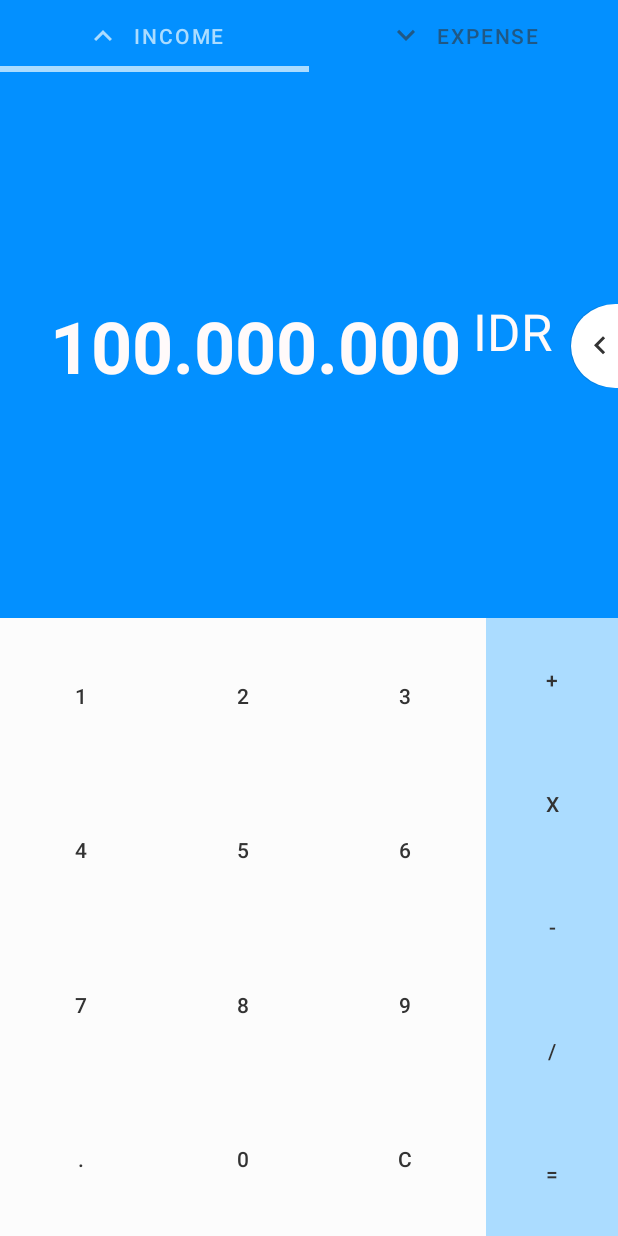
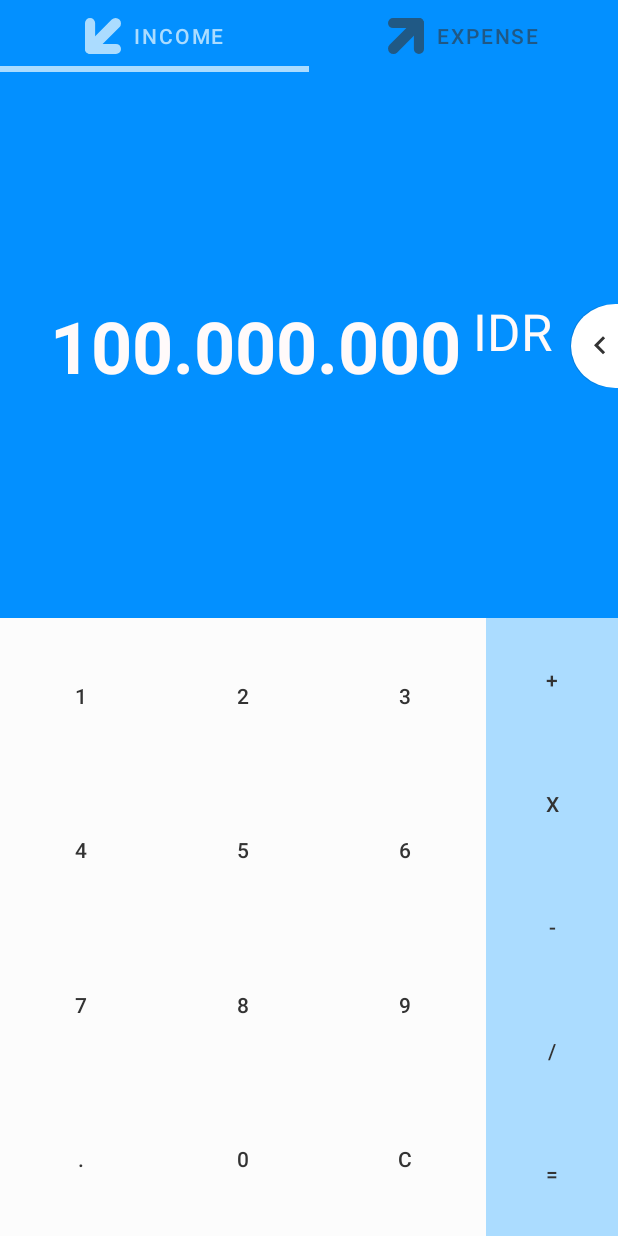
Before and after one commit to ekamekas/koin, an Android app: the layout fragment_transaction_record_form.xml on its own in the app's theme, with its tools: preview values and no code run, on a phone screen of 412 x 824 dp. Run offline under Robolectric (Android 15) with nearby library versions, the phone set to English and light mode, and no system bars.

```diff
--- a/app/src/main/java/com/github/ekamekas/koin/presentation/splash/SplashActivity.kt
+++ b/app/src/main/java/com/github/ekamekas/koin/presentation/splash/SplashActivity.kt
@@ -23,7 +23,7 @@ class SplashActivity: BaseActivity() {
     private fun startSplashTimer() {
         Handler().postDelayed({
             onSplashTimeOut()
-        }, 1500L)  // time will running for 1.5 s
+        }, 500L)  // time will running for .5 s
     }
 
     // callback
--- a/common/src/main/java/com/github/ekamekas/baha/common/ext/ContextExt.kt
+++ b/common/src/main/java/com/github/ekamekas/baha/common/ext/ContextExt.kt
@@ -3,12 +3,14 @@ package com.github.ekamekas.baha.common.ext
 import android.app.Dialog
 import android.content.Context
 import android.widget.Toast
+import androidx.annotation.DimenRes
 import com.github.ekamekas.baha.common.view.dialog.ProgressDialog
 
 /**
  * Get DIP value from represented by integer value
  */
 fun Context.dip(value: Int) = (value * resources.displayMetrics.density).toInt()
+fun Context.dimens(@DimenRes id: Int) = resources.getDimension(id).toInt()
 
 // dialog extension suite
 fun Context.buildDialogProgress(): Dialog {
--- a/common/src/main/res/values/dimens.xml
+++ b/common/src/main/res/values/dimens.xml
@@ -1,6 +1,7 @@
 <?xml version="1.0" encoding="utf-8"?>
 <resources>
     <dimen name="margin_inter_form">16dp</dimen>
+    <dimen name="margin_inter_item">24dp</dimen>
     <dimen name="padding_card_view_content">12dp</dimen>
     <dimen name="padding_screen">24dp</dimen>
 </resources>
--- a/transaction/src/main/res/drawable/ic_expense_on_primary.xml
+++ b/transaction/src/main/res/drawable/ic_expense_on_primary.xml
@@ -1,5 +1,12 @@
- <vector android:height="24dp" android:tint="#FFFFFF"
-    android:viewportHeight="24.0" android:viewportWidth="24.0"
-    android:width="24dp" xmlns:android="http://schemas.android.com/apk/res/android">
-    <path android:fillColor="#FF000000" android:pathData="M7.41,7.84L12,12.42l4.59,-4.58L18,9.25l-6,6 -6,-6z"/>
+<vector android:height="24dp" android:viewportHeight="33.86667"
+    android:viewportWidth="33.866665" android:width="24dp" xmlns:android="http://schemas.android.com/apk/res/android">
+    <path android:fillAlpha="1" android:fillColor="#fcfcfc"
+        android:pathData="M33.8667,4.7625L33.8667,29.1042A4.7625,4.7625 45,0 1,29.1042 33.8667L29.1042,33.8667A4.7625,4.7625 0,0 1,24.3417 29.1042L24.3417,4.7625A4.7625,4.7625 0,0 1,29.1042 0L29.1042,0A4.7625,4.7625 0,0 1,33.8667 4.7625z"
+        android:strokeColor="#00000000" android:strokeWidth="0.487809"/>
+    <path android:fillAlpha="1" android:fillColor="#fcfcfc"
+        android:pathData="M27.1063,13.9631L8.6992,32.3703A5.0932,5.0932 90,0 1,1.4964 32.3703L1.4964,32.3703A5.0932,5.0932 90,0 1,1.4964 25.1675L19.9035,6.7603A5.0932,5.0932 90,0 1,27.1063 6.7603L27.1063,6.7603A5.0932,5.0932 90,0 1,27.1063 13.9631z"
+        android:strokeColor="#00000000" android:strokeWidth="0.521677"/>
+    <path android:fillAlpha="1" android:fillColor="#fcfcfc"
+        android:pathData="M29.1042,9.525L4.7625,9.525A4.7625,4.7625 0,0 1,-0 4.7625L-0,4.7625A4.7625,4.7625 0,0 1,4.7625 -0L29.1042,-0A4.7625,4.7625 0,0 1,33.8667 4.7625L33.8667,4.7625A4.7625,4.7625 0,0 1,29.1042 9.525z"
+        android:strokeColor="#00000000" android:strokeWidth="0.48781"/>
 </vector>
--- a/transaction/src/main/res/drawable/ic_income_on_primary.xml
+++ b/transaction/src/main/res/drawable/ic_income_on_primary.xml
@@ -1,5 +1,12 @@
-<vector android:height="24dp" android:tint="#FFFFFF"
-    android:viewportHeight="24.0" android:viewportWidth="24.0"
-    android:width="24dp" xmlns:android="http://schemas.android.com/apk/res/android">
-    <path android:fillColor="#FF000000" android:pathData="M7.41,15.41L12,10.83l4.59,4.58L18,14l-6,-6 -6,6z"/>
+<vector android:height="24dp" android:viewportHeight="33.86667"
+    android:viewportWidth="33.866665" android:width="24dp" xmlns:android="http://schemas.android.com/apk/res/android">
+    <path android:fillAlpha="1" android:fillColor="#fcfcfc"
+        android:pathData="M0,29.1042L0,4.7625A4.7625,4.7625 0,0 1,4.7625 -0L4.7625,-0A4.7625,4.7625 0,0 1,9.525 4.7625L9.525,29.1042A4.7625,4.7625 0,0 1,4.7625 33.8667L4.7625,33.8667A4.7625,4.7625 0,0 1,0 29.1042z"
+        android:strokeColor="#00000000" android:strokeWidth="0.487809"/>
+    <path android:fillAlpha="1" android:fillColor="#fcfcfc"
+        android:pathData="M6.7603,19.9035L25.1675,1.4964A5.0932,5.0932 90,0 1,32.3703 1.4964L32.3703,1.4964A5.0932,5.0932 0,0 1,32.3703 8.6992L13.9631,27.1064A5.0932,5.0932 0,0 1,6.7603 27.1064L6.7603,27.1064A5.0932,5.0932 90,0 1,6.7603 19.9035z"
+        android:strokeColor="#00000000" android:strokeWidth="0.521677"/>
+    <path android:fillAlpha="1" android:fillColor="#fcfcfc"
+        android:pathData="M4.7625,24.3417L29.1042,24.3417A4.7625,4.7625 0,0 1,33.8667 29.1042L33.8667,29.1042A4.7625,4.7625 0,0 1,29.1042 33.8667L4.7625,33.8667A4.7625,4.7625 0,0 1,-0 29.1042L-0,29.1042A4.7625,4.7625 0,0 1,4.7625 24.3417z"
+        android:strokeColor="#00000000" android:strokeWidth="0.48781"/>
 </vector>
--- a/transaction/src/main/res/layout/fragment_transaction_record_form.xml
+++ b/transaction/src/main/res/layout/fragment_transaction_record_form.xml
@@ -53,21 +53,30 @@
 
             </com.google.android.material.tabs.TabLayout>
 
-            <EditText
-                android:id="@+id/tvValue"
+            <HorizontalScrollView
+                android:id="@+id/vValueContent"
                 android:layout_width="0dp"
                 android:layout_height="wrap_content"
+                app:layout_constraintTop_toBottomOf="@id/vOptionContainer"
+                app:layout_constraintBottom_toBottomOf="parent"
+                app:layout_constraintStart_toStartOf="parent"
+                app:layout_constraintEnd_toStartOf="@id/tvLabelCurrency"
+                android:background="@android:color/transparent"
+                android:nestedScrollingEnabled="true"
+                android:scrollbars="none"
+                android:orientation="horizontal">
+
+                <TextView
+                    android:id="@+id/tvValue"
+                    android:layout_width="wrap_content"
+                    android:layout_height="wrap_content"
+                    android:layout_gravity="center_vertical|end"
                     android:gravity="center_vertical|end"
                     app:layout_constraintTop_toBottomOf="@id/vOptionContainer"
                     app:layout_constraintBottom_toBottomOf="parent"
                     app:layout_constraintStart_toStartOf="parent"
                     app:layout_constraintEnd_toStartOf="@id/tvLabelCurrency"
                     android:background="@android:color/transparent"
-                android:clickable="false"
-                android:cursorVisible="false"
-                android:focusable="false"
-                android:inputType="none"
-                android:scrollbars="none"
                     android:singleLine="true"
                     android:textAppearance="@style/TextAppearance.MaterialComponents.Headline3"
                     android:autofillHints="@string/value_default"
@@ -77,12 +86,14 @@
                     android:textColor="@color/colorOnPrimaryDark"
                     tools:text="100.000.000" />
 
+            </HorizontalScrollView>
+
             <TextView
                 android:id="@+id/tvLabelCurrency"
                 android:layout_width="wrap_content"
                 android:layout_height="wrap_content"
-                app:layout_constraintTop_toTopOf="@id/tvValue"
-                app:layout_constraintStart_toEndOf="@id/tvValue"
+                app:layout_constraintTop_toTopOf="@id/vValueContent"
+                app:layout_constraintStart_toEndOf="@id/vValueContent"
                 app:layout_constraintEnd_toStartOf="@id/btnSwipe"
                 android:layout_marginStart="8dp"
                 android:layout_gravity="top"
@@ -96,8 +107,8 @@
                 android:layout_width="wrap_content"
                 android:layout_height="wrap_content"
                 android:layout_marginStart="12dp"
-                app:layout_constraintTop_toTopOf="@id/tvValue"
-                app:layout_constraintBottom_toBottomOf="@id/tvValue"
+                app:layout_constraintTop_toTopOf="@id/vValueContent"
+                app:layout_constraintBottom_toBottomOf="@id/vValueContent"
                 app:layout_constraintStart_toEndOf="@id/tvLabelCurrency"
                 app:layout_constraintEnd_toEndOf="parent"
                 android:background="@drawable/half_circle_snow"
--- a/transaction/src/main/res/layout/item_transaction_record.xml
+++ b/transaction/src/main/res/layout/item_transaction_record.xml
@@ -24,8 +24,6 @@
         android:clickable="true"
         android:focusable="true"
         android:foreground="?attr/selectableItemBackground"
-        app:contentPaddingTop="@dimen/padding_card_view_content"
-        app:contentPaddingBottom="@dimen/padding_card_view_content"
         app:cardElevation="0dp"
         android:onClick="@{onClick}">
 
@@ -36,8 +34,8 @@
 
             <ImageView
                 android:id="@+id/ivTransactionType"
-                android:layout_width="36dp"
-                android:layout_height="36dp"
+                android:layout_width="16dp"
+                android:layout_height="16dp"
                 app:layout_constraintTop_toTopOf="@id/tvDate"
                 app:layout_constraintBottom_toBottomOf="parent"
                 app:layout_constraintStart_toStartOf="parent"
--- a/transaction/src/main/res/values/colors.xml
+++ b/transaction/src/main/res/values/colors.xml
@@ -1,5 +1,5 @@
 <?xml version="1.0" encoding="utf-8"?>
 <resources>
-    <color name="expense">#DD2939</color>
-    <color name="income">#98FF98</color>
+    <color name="expense">#D1515C</color>
+    <color name="income">#68D668</color>
 </resources>
--- a/transaction/src/main/res/values/strings.xml
+++ b/transaction/src/main/res/values/strings.xml
@@ -24,7 +24,7 @@
     <string name="label_transaction">Transaction</string>
     <string name="label_expense">Expense</string>
     <string name="label_income">Income</string>
-    <string name="value_default">0.0</string>
+    <string name="value_default">0</string>
     <string name="label_description">Description</string>
     <string name="label_update_transaction">Update</string>
 </resources>
```
Also changed, not shown: app/src/main/java/com/github/ekamekas/koin/presentation/dashboard/DashboardActivity.kt (+3 -5 lines), app/src/main/java/com/github/ekamekas/koin/presentation/dashboard/DashboardViewModel.kt (+8 -3 lines), app/src/main/res/layout/activity_dashboard.xml (+5 -4 lines), transaction/src/main/java/com/github/ekamekas/koin/transaction/ext/NumberExt.kt (+6 -2 lines), transaction/src/main/java/com/github/ekamekas/koin/transaction/ext/StringExt.kt (+9 -0 lines), transaction/src/main/java/com/github/ekamekas/koin/transaction/presentation/transaction_record/TransactionRecordFormFragment.kt (+7 -1 lines), transaction/src/main/res/drawable/ic_expense.xml (+23 -4 lines), transaction/src/main/res/drawable/ic_income.xml (+11 -4 lines). Lines whose indentation alone changed are shown as unchanged.
